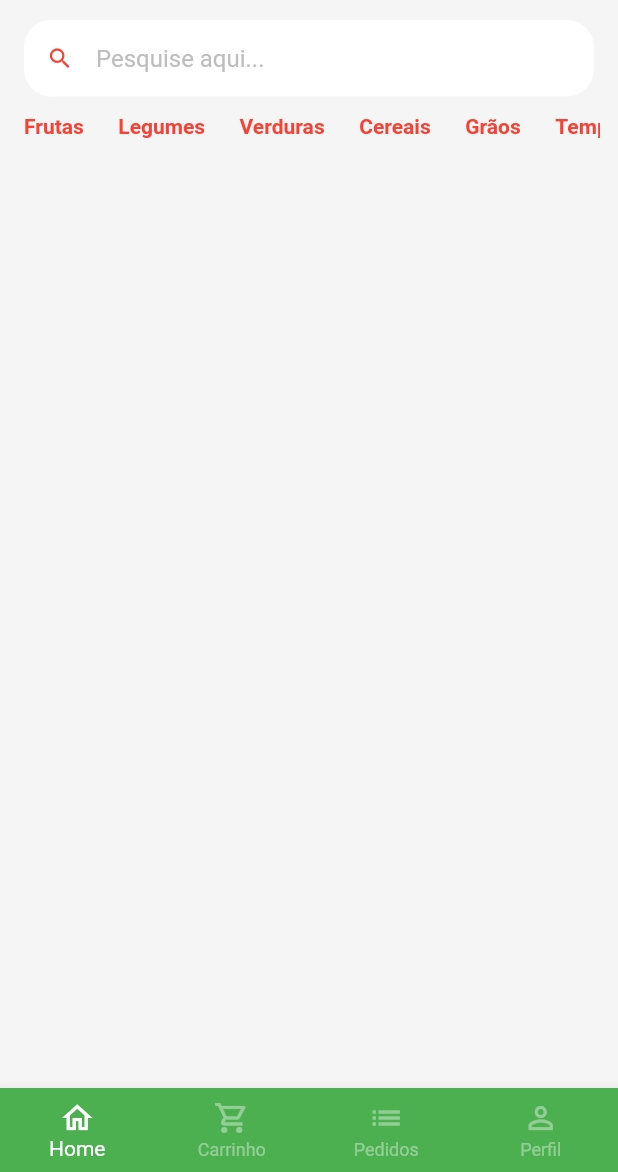
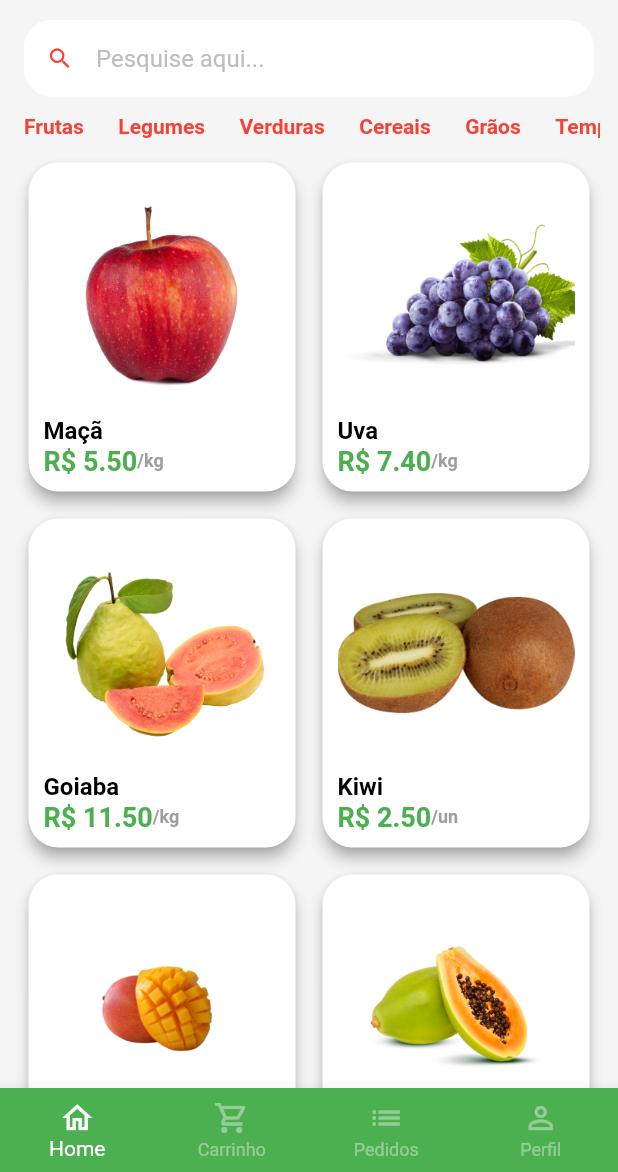
Before and after one commit to uespi-phb/prog4-20242, a Flutter app: the screen it shows after launch, on a phone screen of 412 x 824 dp, the part 64-1236 px from its top. Run offline on Flutter 3.47's test engine with Material 3 defaults, Android fonts, the phone set to English and light mode, and no system bars; our stand-ins replace animated_text_kit, mask_text_input_formatter.

Commit message:
Aula 2024-11-26

```diff
--- /dev/null
+++ b/grocery/lib/app/app_data.dart
@@ -0,0 +1,63 @@
+import '../models/category.dart';
+import '../models/product.dart';
+
+class AppData {
+  static const categories = Category.values;
+
+  static const products = [
+    Product(
+      id: '001',
+      description:
+          'A melhor maçã da região e que conta com o melhor preço de qualquer quitanda. Este item conta com vitaminas essenciais para o fortalecimento corporal, resultando em uma vida saudável.',
+      imageUrl: 'assets/fruits/apple.png',
+      name: 'Maçã',
+      price: 5.5,
+      unit: 'kg',
+    ),
+    Product(
+      id: '002',
+      imageUrl: 'assets/fruits/grape.png',
+      name: 'Uva',
+      price: 7.4,
+      unit: 'kg',
+      description:
+          'A melhor uva da região e que conta com o melhor preço de qualquer quitanda. Este item conta com vitaminas essenciais para o fortalecimento corporal, resultando em uma vida saudável.',
+    ),
+    Product(
+      id: '003',
+      imageUrl: 'assets/fruits/guava.png',
+      name: 'Goiaba',
+      price: 11.5,
+      unit: 'kg',
+      description:
+          'A melhor goiaba da região e que conta com o melhor preço de qualquer quitanda. Este item conta com vitaminas essenciais para o fortalecimento corporal, resultando em uma vida saudável.',
+    ),
+    Product(
+      id: '004',
+      imageUrl: 'assets/fruits/kiwi.png',
+      name: 'Kiwi',
+      price: 2.5,
+      unit: 'un',
+      description:
+          'O melhor kiwi da região e que conta com o melhor preço de qualquer quitanda. Este item conta com vitaminas essenciais para o fortalecimento corporal, resultando em uma vida saudável.',
+    ),
+    Product(
+      id: '005',
+      imageUrl: 'assets/fruits/mango.png',
+      name: 'Manga',
+      price: 2.5,
+      unit: 'un',
+      description:
+          'A melhor manga da região e que conta com o melhor preço de qualquer quitanda. Este item conta com vitaminas essenciais para o fortalecimento corporal, resultando em uma vida saudável.',
+    ),
+    Product(
+      id: '006',
+      imageUrl: 'assets/fruits/papaya.png',
+      name: 'Mamão papaya',
+      price: 8,
+      unit: 'kg',
+      description:
+          'O melhor mamão da região e que conta com o melhor preço de qualquer quitanda. Este item conta com vitaminas essenciais para o fortalecimento corporal, resultando em uma vida saudável.',
+    ),
+  ];
+}
--- a/grocery/lib/main/home_tab/home_tab.dart
+++ b/grocery/lib/main/home_tab/home_tab.dart
@@ -1,7 +1,9 @@
 import 'package:flutter/material.dart';
 
+import '../../app/app_data.dart';
 import '../../models/category.dart';
-import 'category_tile.dart';
+import './category_tile.dart';
+import './product_tile.dart';
 
 class HomeTab extends StatefulWidget {
   const HomeTab({super.key});
@@ -15,7 +17,6 @@ class _HomeTabState extends State<HomeTab> {
 
   @override
   Widget build(BuildContext context) {
-    const categories = Category.values;
     final theme = Theme.of(context);
 
     return Scaffold(
@@ -64,6 +65,7 @@ class _HomeTabState extends State<HomeTab> {
       ),
       body: Column(
         children: [
+          // Search Field
           Padding(
             padding: const EdgeInsets.symmetric(horizontal: 16),
             child: TextFormField(
@@ -90,16 +92,16 @@ class _HomeTabState extends State<HomeTab> {
               ),
             ),
           ),
-          SizedBox(
+          // Categories List
+          Container(
+            padding: const EdgeInsets.symmetric(horizontal: 12, vertical: 10),
             height: 40,
-            child: Padding(
-              padding: const EdgeInsets.symmetric(horizontal: 12, vertical: 10),
             child: ListView.separated(
               scrollDirection: Axis.horizontal,
-                itemCount: categories.length,
+              itemCount: AppData.categories.length,
               itemBuilder: (_, index) {
                 return CategoryTile(
-                    category: categories[index],
+                  category: AppData.categories[index],
                   isSelected: index == selectedIndex,
                   onClick: (category) {
                     setState(() {
@@ -115,6 +117,22 @@ class _HomeTabState extends State<HomeTab> {
               },
             ),
           ),
+          // Product Grid
+          Expanded(
+            child: GridView.builder(
+              padding: const EdgeInsets.fromLTRB(15, 0, 15, 10),
+              physics: const BouncingScrollPhysics(),
+              gridDelegate: const SliverGridDelegateWithFixedCrossAxisCount(
+                crossAxisCount: 2,
+                mainAxisSpacing: 10,
+                crossAxisSpacing: 10,
+                childAspectRatio: 9 / 11,
+              ),
+              itemCount: AppData.products.length,
+              itemBuilder: (_, index) => ProductTile(
+                product: AppData.products[index],
+              ),
+            ),
           ),
         ],
       ),
--- /dev/null
+++ b/grocery/lib/main/home_tab/product_tile.dart
@@ -0,0 +1,65 @@
+import 'package:flutter/material.dart';
+
+import '../../models/product.dart';
+
+class ProductTile extends StatelessWidget {
+  final Product product;
+
+  const ProductTile({
+    super.key,
+    required this.product,
+  });
+
+  @override
+  Widget build(BuildContext context) {
+    final theme = Theme.of(context);
+
+    return Card(
+      color: Colors.white,
+      shadowColor: Colors.grey,
+      elevation: 4,
+      shape: RoundedRectangleBorder(
+        borderRadius: BorderRadius.circular(20),
+      ),
+      child: Padding(
+        padding: const EdgeInsets.all(10.0),
+        child: Column(
+          crossAxisAlignment: CrossAxisAlignment.stretch,
+          children: [
+            Expanded(
+              child: Image.asset(product.imageUrl),
+            ),
+            Text(
+              product.name,
+              style: const TextStyle(
+                color: Colors.black,
+                fontSize: 16,
+                fontWeight: FontWeight.bold,
+              ),
+            ),
+            Row(
+              children: [
+                Text(
+                  'R\$ ${product.price.toStringAsFixed(2)}',
+                  style: TextStyle(
+                    color: theme.primaryColor,
+                    fontSize: 18,
+                    fontWeight: FontWeight.bold,
+                  ),
+                ),
+                Text(
+                  '/${product.unit}',
+                  style: const TextStyle(
+                    color: Colors.grey,
+                    fontSize: 12,
+                    fontWeight: FontWeight.bold,
+                  ),
+                ),
+              ],
+            )
+          ],
+        ),
+      ),
+    );
+  }
+}
--- /dev/null
+++ b/grocery/lib/models/product.dart
@@ -0,0 +1,17 @@
+class Product {
+  final String id;
+  final String name;
+  final String description;
+  final String unit;
+  final String imageUrl;
+  final double price;
+
+  const Product({
+    required this.id,
+    required this.name,
+    required this.description,
+    required this.unit,
+    required this.price,
+    required this.imageUrl,
+  });
+}
```
Also changed, not shown: grocery/pubspec.yaml (+2 -7 lines), grocery/assets/app_images/app_icon.png (added), grocery/assets/app_images/pix.png (added), grocery/assets/fruits/apple.png (added), grocery/assets/fruits/grape.png (added), grocery/assets/fruits/guava.png (added), grocery/assets/fruits/kiwi.png (added), grocery/assets/fruits/mango.png (added), grocery/assets/fruits/papaya.png (added). Lines whose indentation alone changed are shown as unchanged.
